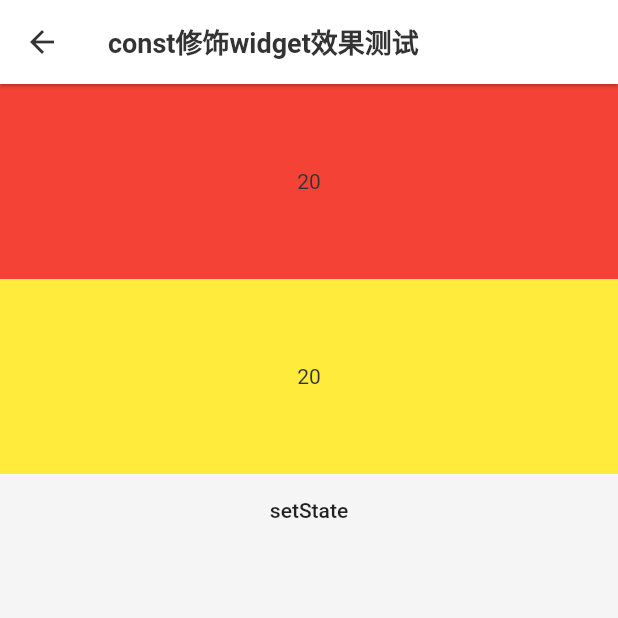
After one commit to LBXjixiangniao/flutter_summary, a Flutter app: the ConstWidgetTest screen opened directly, on a phone screen of 412 x 824 dp, the top half of it. The commit adds this screen. Run offline on Flutter 3.47's test engine with Material 2 defaults, Android fonts, the phone set to English and light mode, and no system bars; drawn by our look-alikes of oktoast; our stand-ins replace bloc, convert, device_info, dio, flutter_bloc, platform and 1 more; missing offline and left inert: dart_tree, list_data_cache_manager, mqtt_client, permission_handler_platform_interface; Roboto replaces fonts that are missing (PingFangMedium).

Commit message:
【修改】+ 添加const Widget测试页面

```diff
--- /dev/null
+++ b/lib/main/const_test/const_test.dart
@@ -0,0 +1,58 @@
+import 'dart:math';
+
+import 'package:flutter/material.dart';
+
+class ConstWidgetTest extends StatefulWidget {
+  @override
+  _ConstWidgetTestState createState() => _ConstWidgetTestState();
+}
+
+class _ConstWidgetTestState extends State<ConstWidgetTest> {
+  @override
+  Widget build(BuildContext context) {
+    return Scaffold(
+      appBar: AppBar(
+        title: Text('const修饰widget效果测试'),
+      ),
+      body: Column(
+        children: [
+          const ConstWidget(),
+          NotConstWidget(),
+          FlatButton(
+            onPressed: () {
+              setState(() {});
+            },
+            child: Text('setState'),
+          ),
+        ],
+      ),
+    );
+  }
+}
+
+class ConstWidget extends StatelessWidget {
+  const ConstWidget();
+  @override
+  Widget build(BuildContext context) {
+    return Container(
+      height: 130,
+      width: BoxConstraints.expand().maxWidth,
+      color: Colors.red,
+      alignment: Alignment.center,
+      child: Text(Random().nextInt(200).toString()),
+    );
+  }
+}
+
+class NotConstWidget extends StatelessWidget {
+  @override
+  Widget build(BuildContext context) {
+    return Container(
+      height: 130,
+      width: BoxConstraints.expand().maxWidth,
+      alignment: Alignment.center,
+      color: Colors.yellow,
+      child: Text(Random().nextInt(200).toString()),
+    );
+  }
+}
--- a/lib/main/demo_list.dart
+++ b/lib/main/demo_list.dart
@@ -1,4 +1,5 @@
 import 'package:flutter/material.dart' hide Router;
+import 'package:flutter_summary/main/const_test/const_test.dart';
 import 'package:flutter_summary/main/counter/counter.dart';
 import 'package:flutter_summary/main/provider_counter/provider_counter.dart';
 import 'package:flutter_summary/main/red_black_tree/red_black_tree.dart';
@@ -72,6 +73,11 @@ class DemoList extends StatelessWidget {
           tapAction: () {
             Navigator.push(context, RouterManager.routeForPage(page: RedBlackTreeDebugPage()));
           }),
+      ItemInfo(
+          title: 'const修饰widget效果测试',
+          tapAction: () {
+            Navigator.push(context, RouterManager.routeForPage(page: ConstWidgetTest()));
+          }),
     ];
     return Scaffold(
       backgroundColor: Colors.grey,
```
